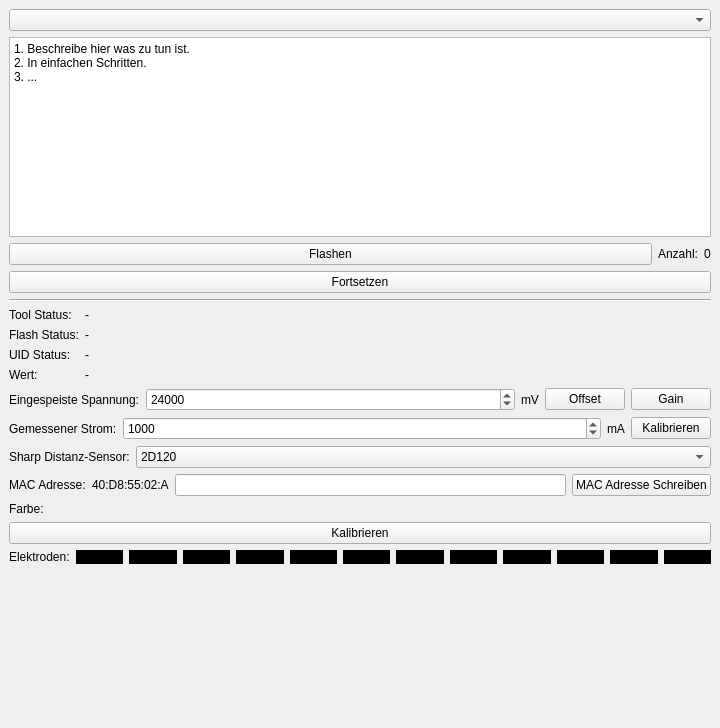
Qt form src/flash-test/ui/mainwindow.ui (Tinkerforge/flash-test) before a commit.
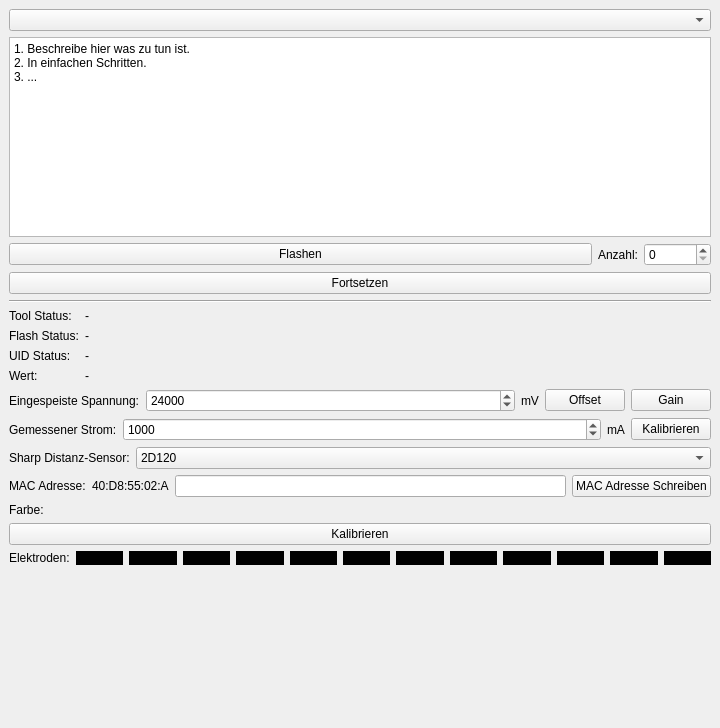
The same form after that commit.

Commit message: Convert flashed-count from QLabel to QSpinBox to allow for manual changes

Patch:
```diff
--- a/src/flash-test/ui/mainwindow.ui
+++ b/src/flash-test/ui/mainwindow.ui
@@ -61,9 +61,9 @@
          </widget>
         </item>
         <item>
-         <widget class="QLabel" name="label_count">
-          <property name="text">
-           <string>0</string>
+         <widget class="QSpinBox" name="spin_flashed_count">
+          <property name="maximum">
+           <number>2147483647</number>
           </property>
          </widget>
         </item>
```
The commit also changes 1 other file.
